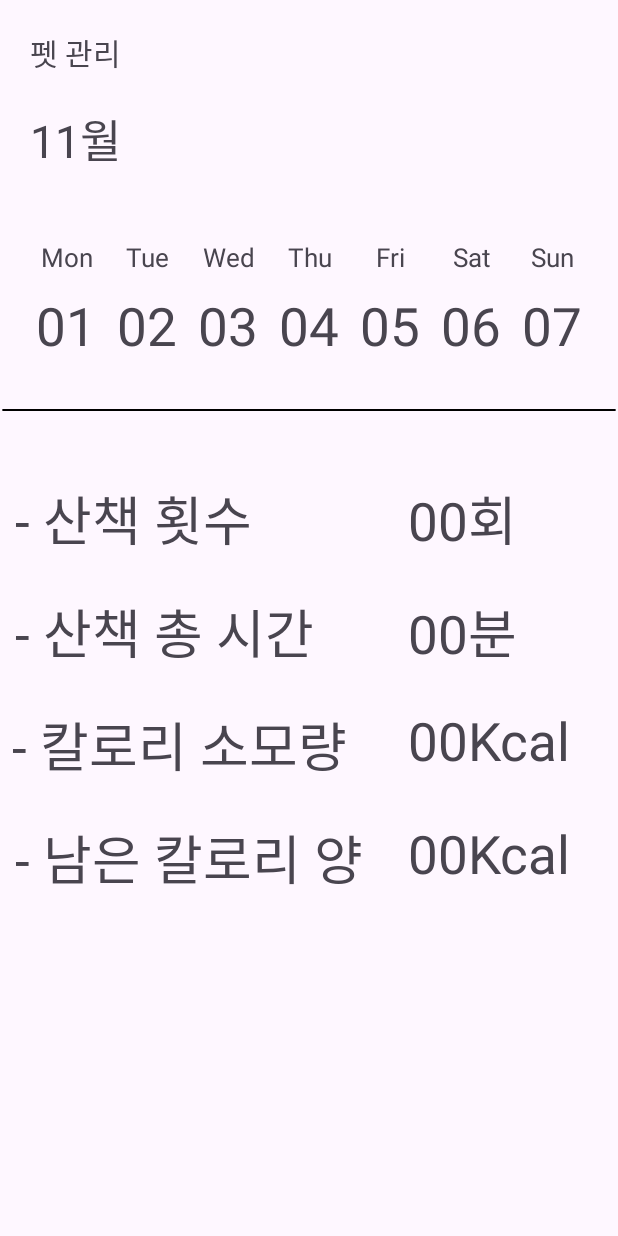
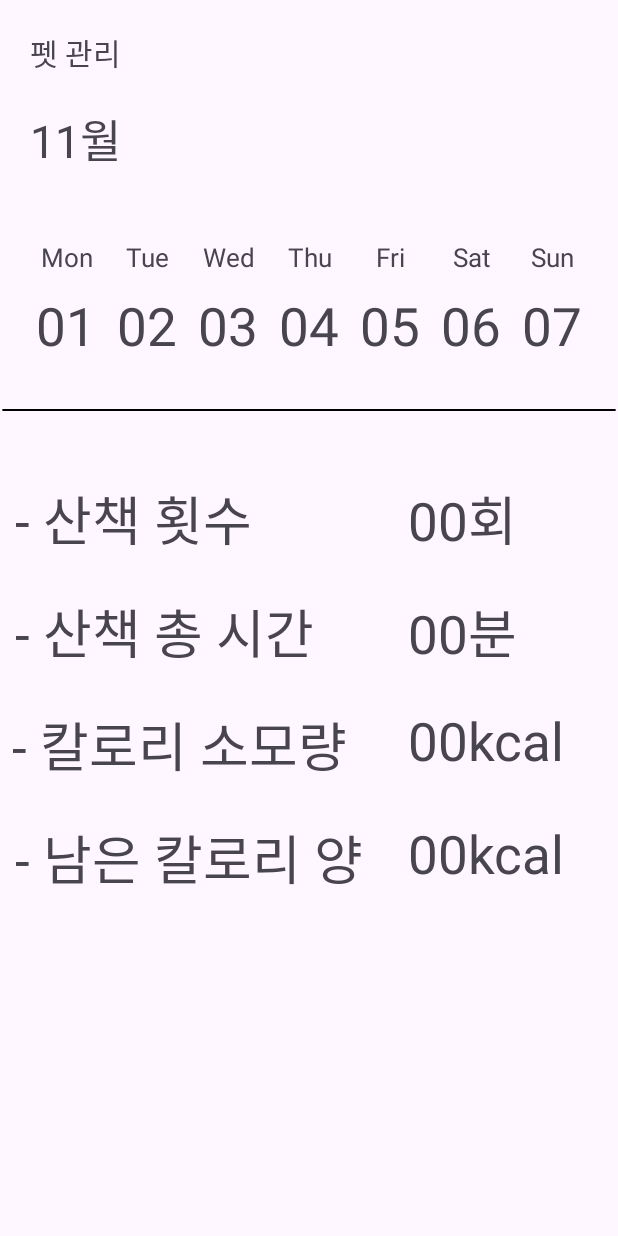
Before and after one commit to Hey0140/HealthCareProject, an Android app: the DaywalkActivity screen opened directly, with no data from a screen before it, on a phone screen of 412 x 824 dp. Run offline under Robolectric (Android 15) with nearby library versions, the phone set to English and light mode, and no system bars.

Commit message:
feat : daywalk_page수정

```diff
--- a/app/src/main/res/layout/daywalk_page.xml
+++ b/app/src/main/res/layout/daywalk_page.xml
@@ -307,47 +307,116 @@
             android:layout_width="250dp"
             android:layout_height="55dp"
             android:layout_marginTop="20dp"
+            android:orientation="horizontal"
             android:text="- 남은 칼로리 양"
             android:textSize="35dp"
             android:layout_marginLeft="10dp"
             app:layout_constraintLeft_toLeftOf="parent"
             app:layout_constraintTop_toBottomOf="@id/daywalkpage_Text_laout_3"/>
-        <TextView
-            android:id="@+id/daywalkpage_Text_number_1"
+
+        <LinearLayout
+            android:id="@+id/dayWalkPageWalkLayout"
             android:layout_width="140dp"
             android:layout_height="55dp"
+            android:orientation="horizontal"
+            app:layout_constraintRight_toRightOf="parent"
+            app:layout_constraintTop_toTopOf="parent"
             android:layout_marginTop="20dp"
-            android:text="00회"
-            android:textSize="35dp"
-            app:layout_constraintRight_toRightOf="parent"
-            app:layout_constraintTop_toTopOf="parent" />
-        <TextView
-            android:id="@+id/daywalkpage_Text_number_2"
+            >
+
+            <TextView
+                android:id="@+id/dayWalkPageWalk"
+                android:layout_width="wrap_content"
+                android:layout_height="55dp"
+                android:text="00"
+                android:textSize="35dp" />
+
+            <TextView
+                android:layout_width="wrap_content"
+                android:layout_height="55dp"
+                android:text="회"
+                android:textSize="35dp" />
+
+        </LinearLayout>
+
+        <LinearLayout
+            android:id="@+id/dayWalkPageWalkHourLayout"
             android:layout_width="140dp"
             android:layout_height="55dp"
-            android:layout_marginTop="20dp"
-            android:text="00분"
-            android:textSize="35dp"
+            android:orientation="horizontal"
             app:layout_constraintRight_toRightOf="parent"
-            app:layout_constraintTop_toBottomOf="@id/daywalkpage_Text_number_1" />
-        <TextView
-            android:id="@+id/daywalkpage_Text_number_3"
+            app:layout_constraintTop_toBottomOf="@id/dayWalkPageWalkLayout"
+            android:layout_marginTop="20dp">
+
+            <TextView
+                android:id="@+id/dayWalkPAgeWalkHour"
+                android:layout_width="wrap_content"
+                android:layout_height="55dp"
+                android:text="00"
+                android:textSize="35dp"/>
+
+            <TextView
+                android:layout_width="wrap_content"
+                android:layout_height="55dp"
+                android:text="분"
+                android:textSize="35dp" />
+
+        </LinearLayout>
+
+        <LinearLayout
+            android:id="@+id/dayWalkPageCalorieLayout"
             android:layout_width="140dp"
             android:layout_height="55dp"
+            android:orientation="horizontal"
             android:layout_marginTop="20dp"
-            android:text="00Kcal"
-            android:textSize="35dp"
             app:layout_constraintRight_toRightOf="parent"
-            app:layout_constraintTop_toBottomOf="@id/daywalkpage_Text_number_2"/>
-        <TextView
-            android:id="@+id/daywalkpage_Text_number_4"
+            app:layout_constraintTop_toBottomOf="@id/dayWalkPageWalkHourLayout"
+            >
+
+            <TextView
+                android:id="@+id/daywalkpage_Text_number_3"
+                android:layout_width="wrap_content"
+                android:layout_height="55dp"
+                android:text="00"
+                android:textSize="35dp"/>
+
+            <TextView
+                android:layout_width="wrap_content"
+                android:layout_height="55dp"
+                android:text="kcal"
+                android:textSize="35dp"/>
+
+        </LinearLayout>
+
+        <LinearLayout
+            android:id="@+id/dayWalkPageLeftColorieLayout"
             android:layout_width="140dp"
             android:layout_height="55dp"
+            app:layout_constraintTop_toBottomOf="@id/dayWalkPageCalorieLayout"
+            app:layout_constraintRight_toRightOf="parent"
             android:layout_marginTop="20dp"
-            android:text="00Kcal"
-            android:textSize="35dp"
-            app:layout_constraintRight_toRightOf="parent"
-            app:layout_constraintTop_toBottomOf="@id/daywalkpage_Text_number_3"/>
+            android:orientation="horizontal"
+            >
+
+            <TextView
+                android:id="@+id/daywalkpage_Text_number_4"
+                android:layout_width="wrap_content"
+                android:layout_height="55dp"
+                android:text="00"
+                android:textSize="35dp"/>
+            <TextView
+                android:layout_width="wrap_content"
+                android:layout_height="55dp"
+                android:text="kcal"
+                android:textSize="35dp"/>
+
+        </LinearLayout>
+
+
+
+
+
+
     </androidx.constraintlayout.widget.ConstraintLayout>
 
 </androidx.constraintlayout.widget.ConstraintLayout>
```
